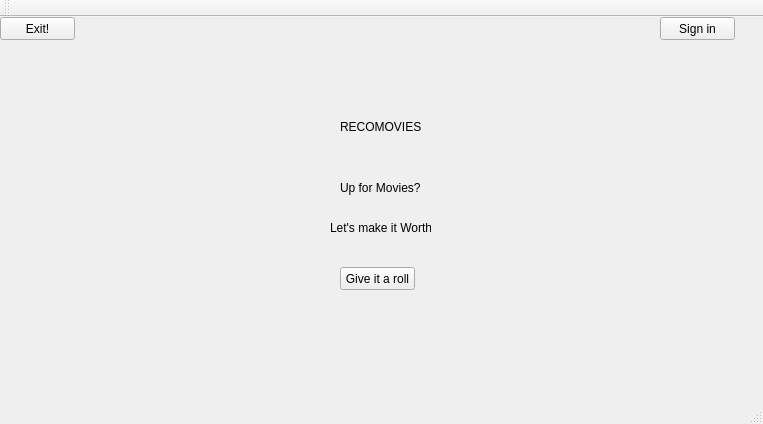
The window that mainwindow.ui (sagarpaudell/Pitchers) describes before a commit, drawn with Qt 5.
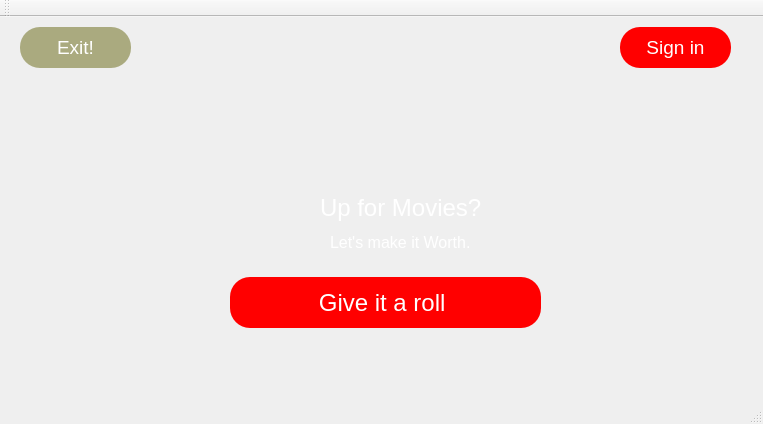
The same window after the commit. Icons and pictures are not drawn.

```diff
--- a/mainwindow.ui
+++ b/mainwindow.ui
@@ -13,42 +13,42 @@
   <property name="windowTitle">
    <string>MainWindow</string>
   </property>
+  <property name="styleSheet">
+   <string notr="true"/>
+  </property>
   <widget class="QWidget" name="centralWidget">
-   <widget class="QLabel" name="project">
-    <property name="geometry">
-     <rect>
-      <x>340</x>
-      <y>100</y>
-      <width>101</width>
-      <height>20</height>
-     </rect>
-    </property>
-    <property name="text">
-     <string>RECOMOVIES</string>
-    </property>
-   </widget>
-   <widget class="QLabel" name="logo_pic">
-    <property name="geometry">
-     <rect>
-      <x>300</x>
-      <y>10</y>
-      <width>141</width>
-      <height>81</height>
-     </rect>
-    </property>
-    <property name="text">
-     <string/>
-    </property>
-   </widget>
+   <property name="styleSheet">
+    <string notr="true">#centralWidget{
+background-image: url(:/img/backgroundfade.jpg);}</string>
+   </property>
    <widget class="QPushButton" name="pushButton">
     <property name="geometry">
      <rect>
-      <x>660</x>
-      <y>0</y>
-      <width>75</width>
-      <height>23</height>
+      <x>620</x>
+      <y>10</y>
+      <width>111</width>
+      <height>41</height>
      </rect>
     </property>
+    <property name="font">
+     <font>
+      <pointsize>14</pointsize>
+     </font>
+    </property>
+    <property name="cursor">
+     <cursorShape>PointingHandCursor</cursorShape>
+    </property>
+    <property name="styleSheet">
+     <string notr="true">#pushButton{
+	color: rgb(255, 255, 255);
+padding-left:20px;
+padding-right:20px;
+border-radius:20px;
+background:rgb(255, 0, 0);
+color:rgb(255, 255, 255);
+}
+</string>
+    </property>
     <property name="text">
      <string>Sign in</string>
     </property>
@@ -56,25 +56,55 @@
    <widget class="QPushButton" name="pushButton_2">
     <property name="geometry">
      <rect>
-      <x>340</x>
-      <y>250</y>
-      <width>75</width>
-      <height>23</height>
+      <x>230</x>
+      <y>260</y>
+      <width>311</width>
+      <height>51</height>
      </rect>
     </property>
+    <property name="font">
+     <font>
+      <pointsize>18</pointsize>
+     </font>
+    </property>
+    <property name="styleSheet">
+     <string notr="true">#pushButton_2{
+	color: rgb(255, 255, 255);
+padding-left:20px;
+padding-right:20px;
+border-radius:20px;
+background:rgb(255, 0, 0);
+color:rgb(255, 255, 255);
+}
+#pushButton_2:hover{
+background:rgb(85, 170, 255);
+
+
+}</string>
+    </property>
     <property name="text">
-     <string>Give it a roll</string>
+     <string>Give it a roll </string>
     </property>
    </widget>
    <widget class="QLabel" name="label">
     <property name="geometry">
      <rect>
-      <x>340</x>
-      <y>160</y>
-      <width>91</width>
-      <height>21</height>
+      <x>320</x>
+      <y>170</y>
+      <width>161</width>
+      <height>41</height>
      </rect>
     </property>
+    <property name="font">
+     <font>
+      <pointsize>18</pointsize>
+     </font>
+    </property>
+    <property name="styleSheet">
+     <string notr="true">#label{
+	color: rgb(255, 255, 255);
+}</string>
+    </property>
     <property name="text">
      <string>Up for Movies?</string>
     </property>
@@ -83,11 +113,21 @@
     <property name="geometry">
      <rect>
       <x>330</x>
-      <y>200</y>
-      <width>101</width>
-      <height>21</height>
+      <y>210</y>
+      <width>201</width>
+      <height>31</height>
      </rect>
     </property>
+    <property name="font">
+     <font>
+      <pointsize>12</pointsize>
+     </font>
+    </property>
+    <property name="styleSheet">
+     <string notr="true">#label_2{
+	color: rgb(255, 255, 255);
+}</string>
+    </property>
     <property name="text">
      <string>Let's make it Worth.</string>
     </property>
@@ -95,16 +135,50 @@
    <widget class="QPushButton" name="pushButton_3">
     <property name="geometry">
      <rect>
-      <x>0</x>
-      <y>0</y>
-      <width>75</width>
-      <height>23</height>
+      <x>20</x>
+      <y>10</y>
+      <width>111</width>
+      <height>41</height>
      </rect>
     </property>
+    <property name="font">
+     <font>
+      <pointsize>14</pointsize>
+     </font>
+    </property>
+    <property name="cursor">
+     <cursorShape>PointingHandCursor</cursorShape>
+    </property>
+    <property name="styleSheet">
+     <string notr="true">#pushButton_3{
+	color: rgb(255, 255, 255);
+	padding-left:20px;
+	padding-right:20px;
+	border-radius:20px;
+	background:rgb(170, 170, 127);
+	color:rgb(255, 255, 255);
+}</string>
+    </property>
     <property name="text">
      <string>Exit!</string>
     </property>
    </widget>
+   <widget class="QLabel" name="label_3">
+    <property name="geometry">
+     <rect>
+      <x>260</x>
+      <y>60</y>
+      <width>261</width>
+      <height>121</height>
+     </rect>
+    </property>
+    <property name="styleSheet">
+     <string notr="true">image: url(:/img/recologo1.png);</string>
+    </property>
+    <property name="text">
+     <string/>
+    </property>
+   </widget>
   </widget>
   <widget class="QMenuBar" name="menuBar">
    <property name="geometry">
```
